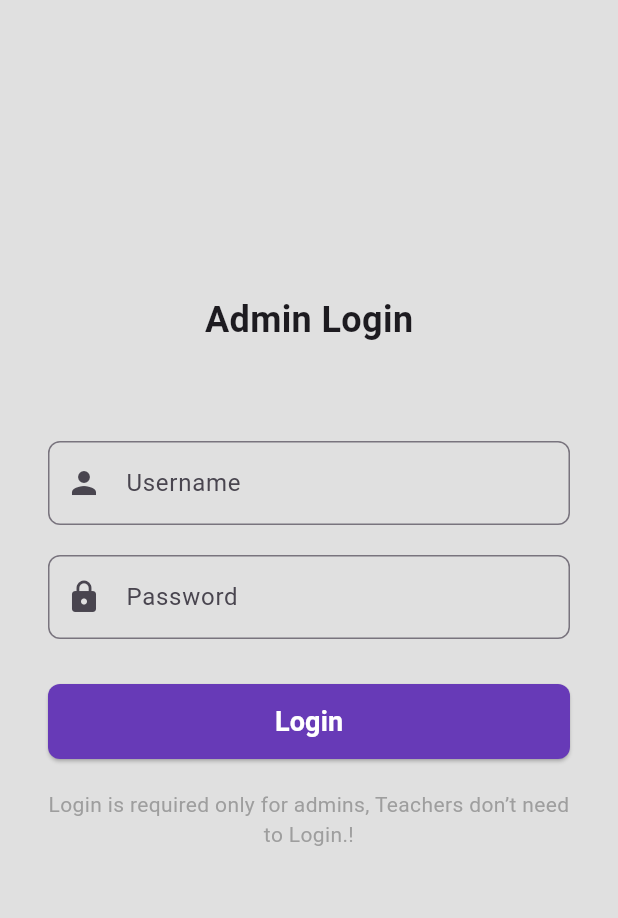
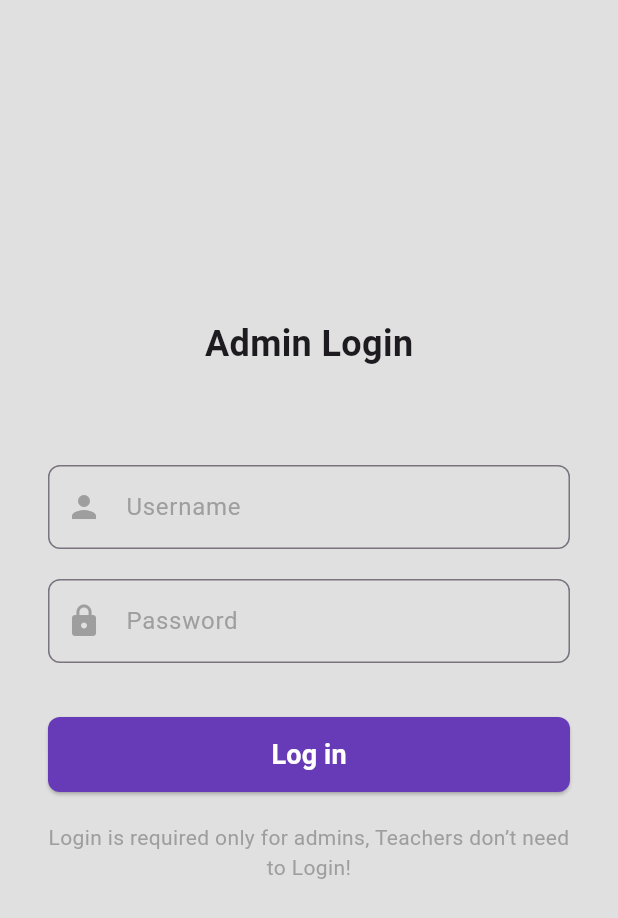
Before and after one commit to MuazRahman/ntc_attendance_system, a Flutter app: the screen it shows after launch, after a tap on "Admin Login", on a phone screen of 412 x 824 dp. Shown: the top 918 px of the screen. Run offline on Flutter 3.47's test engine with Material 3 defaults, Android fonts, the phone set to English and light mode, and no system bars; our stand-ins replace flutter_dotenv, flutter_svg, get, supabase_flutter; accounts and stored records are empty.

Commit message:
admin panel ui updated.

```diff
--- a/lib/admin panel/admin_login_screen.dart
+++ b/lib/admin panel/admin_login_screen.dart
@@ -1,50 +1,91 @@
 import 'package:flutter/material.dart';
+import 'package:get/get.dart';
+import 'package:ntc_sas/admin%20panel/admin_panel_screen.dart';
+import 'package:ntc_sas/common/widgets/show_snack_bar_message.dart';
 
-class AdminLoginScreen extends StatelessWidget {
+class AdminLoginScreen extends StatefulWidget {
   const AdminLoginScreen({super.key});
 
   @override
+  State<AdminLoginScreen> createState() => _AdminLoginScreenState();
+}
+
+class _AdminLoginScreenState extends State<AdminLoginScreen> {
+  final GlobalKey<FormState> _formKey = GlobalKey<FormState>();
+  final TextEditingController _usernameController = TextEditingController();
+  final TextEditingController _passwordController = TextEditingController();
+
+  @override
   Widget build(BuildContext context) {
-    final usernameController = TextEditingController();
-    final passwordController = TextEditingController();
 
     return Scaffold(
       backgroundColor: Colors.grey.shade300,
       body: Padding(
         padding: const EdgeInsets.all(32.0),
         child: SingleChildScrollView(
+          child: Form(
+            key: _formKey,
+            child: Center(
+              child: SizedBox(
+                width: 600,
                 child: Column(
                   mainAxisAlignment: MainAxisAlignment.start,
                   children: [
-              const SizedBox(height: 164,),
+                    const SizedBox(height: 180,),
                     Center(child: Text('Admin Login', style: TextStyle(fontWeight: FontWeight.bold, fontSize: 24),),),
                     const SizedBox(height: 64,),
-              TextField(
-                controller: usernameController,
+                    TextFormField(
+                      autovalidateMode: AutovalidateMode.onUserInteraction,
+                      controller: _usernameController,
                       decoration: InputDecoration(
                         labelText: 'Username',
+                        labelStyle: TextStyle(color: Colors.grey),
                         border: OutlineInputBorder(
                           borderRadius: BorderRadius.circular(8),
                         ),
-                  prefixIcon: Icon(Icons.person),
+                        prefixIcon: Icon(Icons.person, color: Colors.grey,),
                       ),
+                      validator: (String? value) {
+                        if(value?.trim().isEmpty ?? true) {
+                          return 'Enter a valid email address.';
+                        }
+                        return null;
+                      },
                     ),
                     const SizedBox(height: 20),
-              TextField(
-                controller: passwordController,
+                    TextFormField(
+                      autovalidateMode: AutovalidateMode.onUserInteraction,
+                      controller: _passwordController,
                       decoration: InputDecoration(
                         labelText: 'Password',
+                        labelStyle: TextStyle(color: Colors.grey, ),
                         border: OutlineInputBorder(
                           borderRadius: BorderRadius.circular(8),
                         ),
-                  prefixIcon: Icon(Icons.lock),
+                        prefixIcon: Icon(Icons.lock, color: Colors.grey,),
                       ),
                       obscureText: true,
+                      validator: (String? value) {
+                        if(value?.trim().isEmpty ?? true) {
+                          return 'Enter your valid password.';
+                        }
+                        return null;
+                      },
                     ),
-              const SizedBox(height: 30),
+                    const SizedBox(height: 36),
                     ElevatedButton(
                       onPressed: () {
-                  // TODO: Validate admin credentials
+                        if (_formKey.currentState!.validate()) {
+                          // TODO: Move to admin panel;
+                          Get.off(AdminPanelScreen());
+                        }
+                        else if (_usernameController.text.isEmpty || _passwordController.text.isEmpty) {
+
+                        }
+                        else {
+                          // TODO: if auth fail due to invalid data show this.
+                          showSnackBarMessage(subtitle: 'Invalid username & password!', isErrorMessage: true);
+                        }
                       },
                       style: ElevatedButton.styleFrom(
                         backgroundColor: Colors.deepPurple,
@@ -52,15 +93,18 @@ class AdminLoginScreen extends StatelessWidget {
                         shape: RoundedRectangleBorder(borderRadius: BorderRadius.circular(8)),
                       ),
                       child: Text(
-                  'Login',
+                        'Log in',
                         style: TextStyle(fontSize: 18, color: Colors.white, fontWeight: FontWeight.w600),
                       ),
                     ),
                     const SizedBox(height: 20),
                     Center(
-                  child: Text("Login is required only for admins, Teachers don’t need to Login.!", textAlign: TextAlign.center, style: TextStyle(color: Colors.grey),),
+                        child: Text("Login is required only for admins, Teachers don’t need to Login!", textAlign: TextAlign.center, style: TextStyle(color: Colors.grey),),
                     ),
                   ],
+                ),
+              ),
+            ),
           ),
         ),
       ),
--- a/lib/admin_teacher_selection_screen.dart
+++ b/lib/admin_teacher_selection_screen.dart
@@ -68,7 +68,7 @@ class AdminTeacherSelectorScreen extends StatelessWidget {
                       ),
                       const SizedBox(height: 20),
                       _ModernLoginButton(
-                        text: 'Teacher Login',
+                        text: 'Take Attendance',
                         icon: Icons.person_outline,
                         gradient: LinearGradient(
                           colors: [
```
Also changed, not shown: lib/admin panel/admin_panel_screen.dart (added, +16 -0 lines), lib/attendance/attendance_screen.dart (+9 -2 lines). Lines whose indentation alone changed are shown as unchanged.
